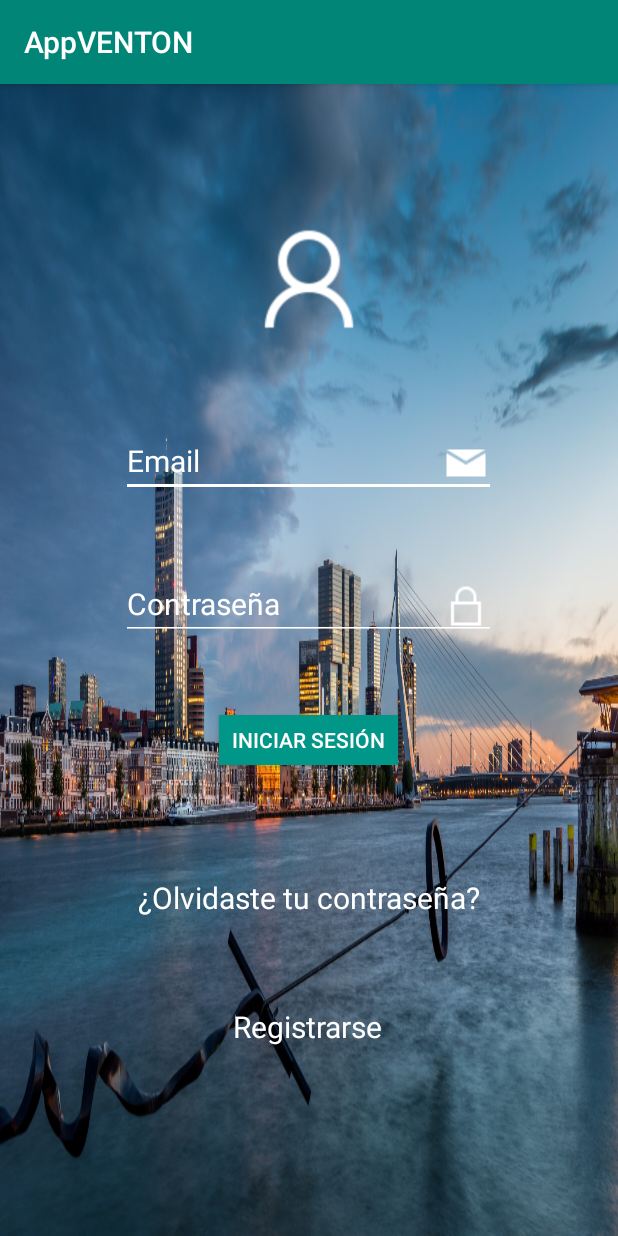
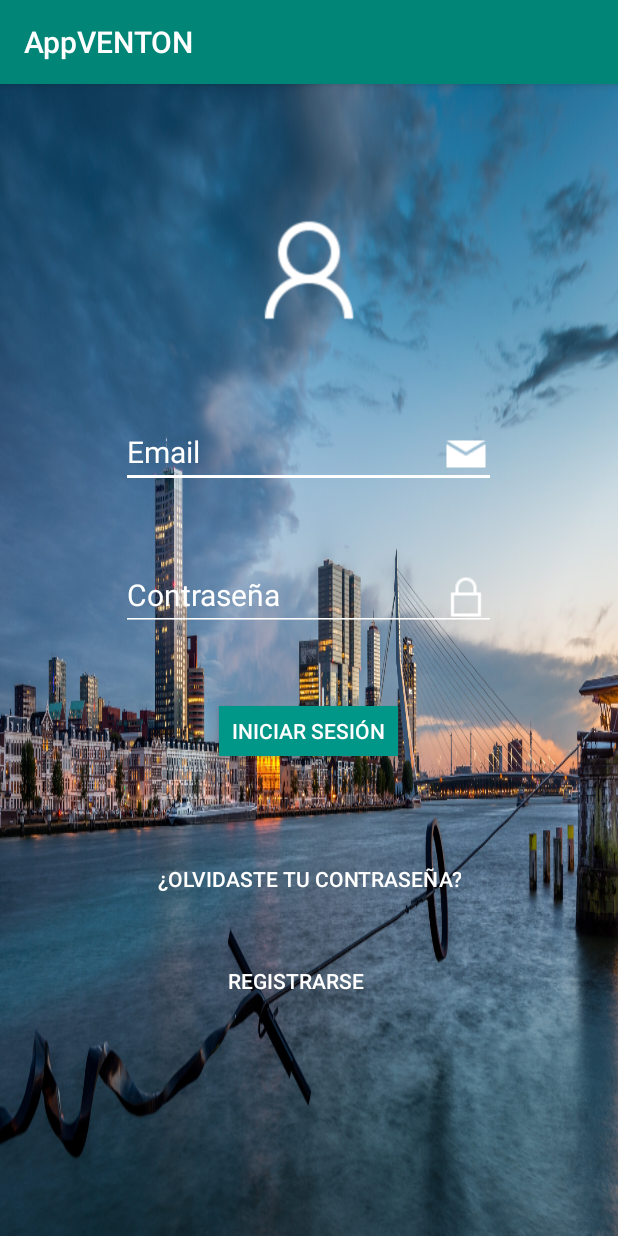
Before and after one commit to rloaeza/AppVENTON, an Android app: the screen it shows after launch (MainActivity), on a phone screen of 412 x 824 dp. Run offline under Robolectric (Android 15) with nearby library versions, the phone set to English and light mode, and no system bars.

Commit message:
cambié los label por botones y agregué dos fragment más uno que es menú y configuración

```diff
--- a/app/build.gradle
+++ b/app/build.gradle
@@ -28,4 +28,5 @@ dependencies {
     androidTestImplementation 'com.android.support.test.espresso:espresso-core:3.0.2'
     implementation 'android.arch.navigation:navigation-fragment:1.0.0'
     implementation 'com.android.support:design:28.0.0'
+    implementation 'com.google.android.gms:play-services-maps:16.1.0'
 }
--- a/app/src/main/res/layout/fragment_inicio_sesion.xml
+++ b/app/src/main/res/layout/fragment_inicio_sesion.xml
@@ -17,9 +17,7 @@
         android:layout_height="wrap_content"
         android:layout_gravity="center"
         android:layout_marginTop="30dp"
-        android:layout_marginBottom="10dp"
         android:orientation="vertical"
-        app:layout_constraintBottom_toTopOf="@+id/olvidarContra"
         app:layout_constraintEnd_toEndOf="parent"
         app:layout_constraintHorizontal_bias="0.0"
         app:layout_constraintStart_toStartOf="parent"
@@ -81,40 +79,37 @@
 
     </LinearLayout>
 
-    <TextView
+    <Button
         android:id="@+id/olvidarContra"
         android:layout_width="wrap_content"
-        android:layout_height="32dp"
-        android:layout_gravity="center"
-        android:layout_marginStart="89dp"
+        android:layout_height="wrap_content"
+        android:layout_marginStart="8dp"
         android:layout_marginTop="8dp"
-        android:layout_marginEnd="89dp"
-        android:layout_marginBottom="20dp"
-        android:contentDescription="@string/txtDescripcion"
+        android:layout_marginEnd="8dp"
+        android:background="#00FFFFFF"
         android:text="@string/txtOlvidasteContrasena"
         android:textColor="@color/colorBotones"
-        android:textSize="20sp"
-        app:layout_constraintBottom_toTopOf="@+id/registro"
         app:layout_constraintEnd_toEndOf="parent"
         app:layout_constraintStart_toStartOf="parent"
         app:layout_constraintTop_toBottomOf="@+id/linearLayout" />
 
-    <TextView
-        android:id="@+id/registro"
+    <Button
+        android:id="@+id/button4"
         android:layout_width="wrap_content"
         android:layout_height="wrap_content"
-        android:layout_gravity="center"
-        android:layout_marginStart="154dp"
-        android:layout_marginTop="28dp"
-        android:layout_marginEnd="155dp"
-        android:layout_marginBottom="120dp"
+        android:layout_marginStart="152dp"
+        android:layout_marginTop="20dp"
+        android:layout_marginEnd="171dp"
+        android:layout_marginBottom="81dp"
+        android:background="#00FFFFFF"
         android:text="@string/txtCrearCuenta"
         android:textColor="@color/colorBotones"
-        android:textSize="20sp"
         app:layout_constraintBottom_toBottomOf="parent"
         app:layout_constraintEnd_toEndOf="parent"
+        app:layout_constraintHorizontal_bias="0.333"
         app:layout_constraintStart_toStartOf="parent"
-        app:layout_constraintTop_toBottomOf="@+id/olvidarContra" />
+        app:layout_constraintTop_toBottomOf="@+id/olvidarContra"
+        app:layout_constraintVertical_bias="0.0" />
 
 
 </android.support.constraint.ConstraintLayout>
--- a/app/src/main/res/layout/fragment_lista_seleccion.xml
+++ b/app/src/main/res/layout/fragment_lista_seleccion.xml
@@ -13,6 +13,8 @@
         android:layout_marginStart="8dp"
         android:layout_marginTop="8dp"
         android:layout_marginEnd="8dp"
+        android:layout_marginBottom="8dp"
+        app:layout_constraintBottom_toBottomOf="parent"
         app:layout_constraintEnd_toEndOf="parent"
         app:layout_constraintStart_toStartOf="parent"
         app:layout_constraintTop_toTopOf="parent" />
--- a/app/src/main/res/layout/fragment_principal_chofer.xml
+++ b/app/src/main/res/layout/fragment_principal_chofer.xml
@@ -4,15 +4,4 @@
     xmlns:tools="http://schemas.android.com/tools"
     android:layout_width="match_parent"
     android:layout_height="match_parent"
-    tools:context=".PrincipalChofer">
-
-
-    <ListView
-        android:id="@+id/listaSeleccion"
-        android:layout_width="match_parent"
-        android:layout_height="match_parent"
-        app:layout_constraintBottom_toBottomOf="parent"
-        app:layout_constraintEnd_toEndOf="parent"
-        app:layout_constraintStart_toStartOf="parent"
-        app:layout_constraintTop_toTopOf="parent" />
-</android.support.constraint.ConstraintLayout>
+    tools:context=".PrincipalChofer"/>
--- a/app/src/main/res/layout/fragment_principal_usuario.xml
+++ b/app/src/main/res/layout/fragment_principal_usuario.xml
@@ -1,14 +1,6 @@
 <?xml version="1.0" encoding="utf-8"?>
-<FrameLayout xmlns:android="http://schemas.android.com/apk/res/android"
+<android.support.constraint.ConstraintLayout xmlns:android="http://schemas.android.com/apk/res/android"
     xmlns:tools="http://schemas.android.com/tools"
     android:layout_width="match_parent"
     android:layout_height="match_parent"
-    tools:context=".PrincipalUsuario">
-
-    <!-- TODO: Update blank fragment layout -->
-    <TextView
-        android:layout_width="match_parent"
-        android:layout_height="match_parent"
-        android:text="@string/hello_blank_fragment" />
-
-</FrameLayout>
+    tools:context=".PrincipalUsuario"/>
--- a/app/src/main/res/navigation/navegador.xml
+++ b/app/src/main/res/navigation/navegador.xml
@@ -60,15 +60,37 @@
         android:id="@+id/principalUsuario"
         android:name="com.mas_aplicaciones.appventon.PrincipalUsuario"
         android:label="fragment_principal_usuario"
-        tools:layout="@layout/fragment_principal_usuario" />
+        tools:layout="@layout/fragment_principal_usuario" >
+        <action
+            android:id="@+id/action_principalUsuario_to_menu"
+            app:destination="@id/menu" />
+    </fragment>
     <fragment
         android:id="@+id/principalChofer"
         android:name="com.mas_aplicaciones.appventon.PrincipalChofer"
         android:label="fragment_principal_chofer"
-        tools:layout="@layout/fragment_principal_chofer" />
+        tools:layout="@layout/fragment_principal_chofer" >
+        <action
+            android:id="@+id/action_principalChofer_to_menu"
+            app:destination="@id/menu" />
+    </fragment>
     <fragment
         android:id="@+id/listaSeleccion"
         android:name="com.mas_aplicaciones.appventon.listaSeleccion"
         android:label="fragment_lista_seleccion"
         tools:layout="@layout/fragment_lista_seleccion" />
+    <fragment
+        android:id="@+id/menu"
+        android:name="com.mas_aplicaciones.appventon.Menu"
+        android:label="fragment_menu"
+        tools:layout="@layout/fragment_menu" >
+        <action
+            android:id="@+id/action_menu_to_edicion"
+            app:destination="@id/edicion" />
+    </fragment>
+    <fragment
+        android:id="@+id/edicion"
+        android:name="com.mas_aplicaciones.appventon.edicion"
+        android:label="fragment_edicion"
+        tools:layout="@layout/fragment_edicion" />
 </navigation>
```
